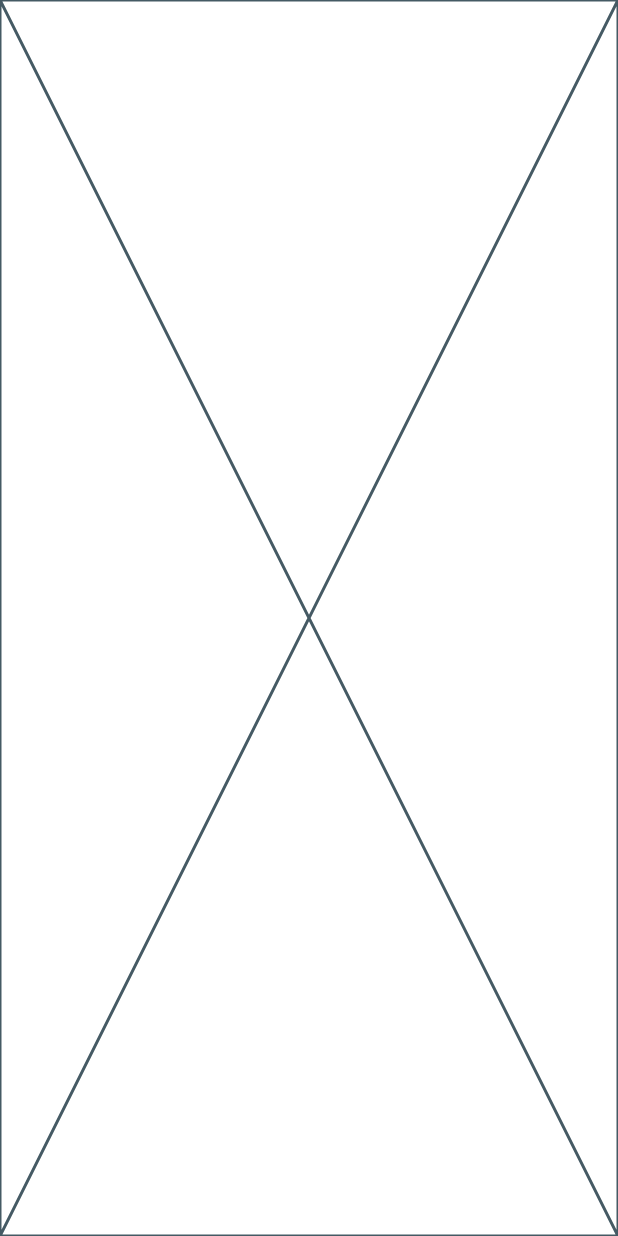
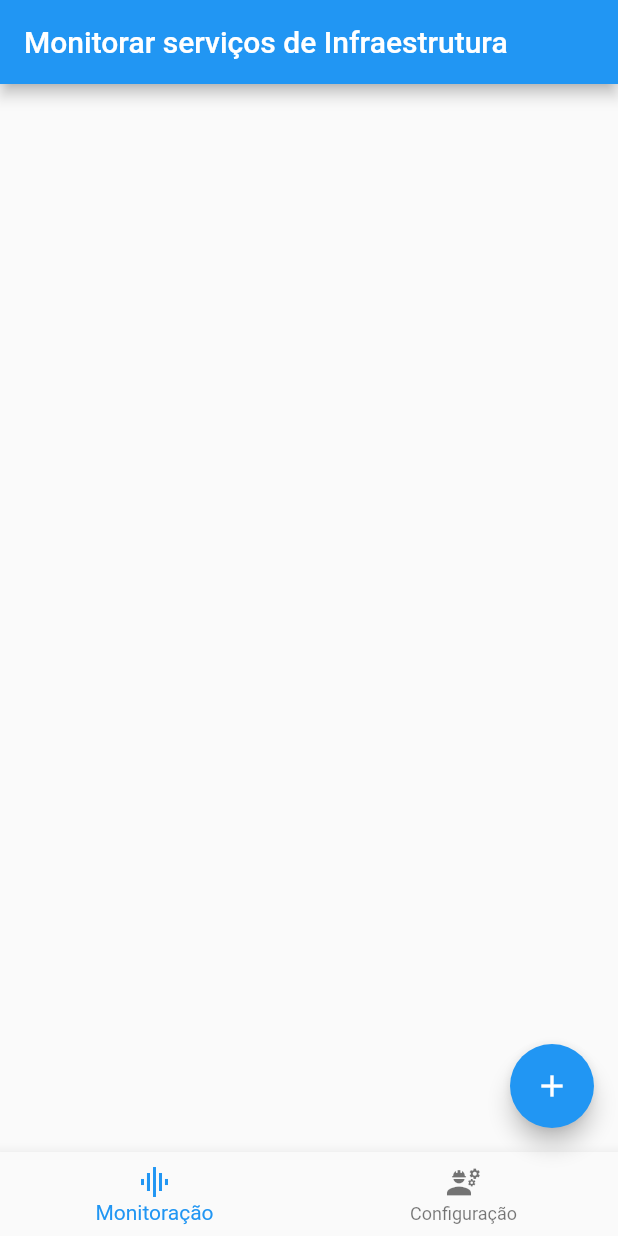
Before and after one commit to AndersonSantanaMjv/appmonitora, a Flutter app: the screen it shows after launch, on a phone screen of 412 x 824 dp. Run offline on Flutter 3.47's test engine with Material 2 defaults, Android fonts, the phone set to English and light mode, and no system bars; our stand-ins replace shared_preferences.

Commit message:
Ajuste de tela de monitoração

```diff
--- a/lib/app_widget.dart
+++ b/lib/app_widget.dart
@@ -1,4 +1,6 @@
 import 'package:flutter/material.dart';
+
+import 'app_routes.dart';
 
 class MonitoraApp extends StatefulWidget {
   const MonitoraApp({super.key});
@@ -10,6 +12,9 @@ class MonitoraApp extends StatefulWidget {
 class _MonitoraAppState extends State<MonitoraApp> {
   @override
   Widget build(BuildContext context) {
-    return const Placeholder();
+    return MaterialApp(
+      title: 'Monitorar serviços',
+      routes: AppRoutes.routes(),
+    );
   }
 }
--- a/lib/pages/home/abas/configuracao_tab.dart
+++ b/lib/pages/home/abas/configuracao_tab.dart
@@ -10,6 +10,6 @@ class ConfiguracaoTab extends StatefulWidget {
 class _ConfiguracaoTabState extends State<ConfiguracaoTab> {
   @override
   Widget build(BuildContext context) {
-    return const Placeholder();
+    return Container();
   }
 }
--- a/lib/pages/home/abas/monitoracao_tab.dart
+++ b/lib/pages/home/abas/monitoracao_tab.dart
@@ -10,6 +10,6 @@ class MonitoracaoTab extends StatefulWidget {
 class _MonitoracaoTabState extends State<MonitoracaoTab> {
   @override
   Widget build(BuildContext context) {
-    return const Placeholder();
+    return Container();
   }
 }
--- a/lib/pages/home/home_page.dart
+++ b/lib/pages/home/home_page.dart
@@ -18,9 +18,10 @@ class _HomePageState extends State<HomePage> {
   late int abaSelecionada;
 
   final List<BottomNavigationBarItem> _abas = [
-    const BottomNavigationBarItem(icon: Icon(Icons.home), label: 'Monitoração'),
     const BottomNavigationBarItem(
-        icon: Icon(Icons.account_circle), label: 'Configuração'),
+        icon: Icon(Icons.graphic_eq), label: 'Monitoração'),
+    const BottomNavigationBarItem(
+        icon: Icon(Icons.engineering), label: 'Configuração'),
   ];
 
   final List<Widget> _conteudos = [
```
Also changed, not shown: lib/components/app_bar_component.dart (+1 -6 lines), lib/pages/home/components/nova_monitoracao_widget.dart (+2 -13 lines).
